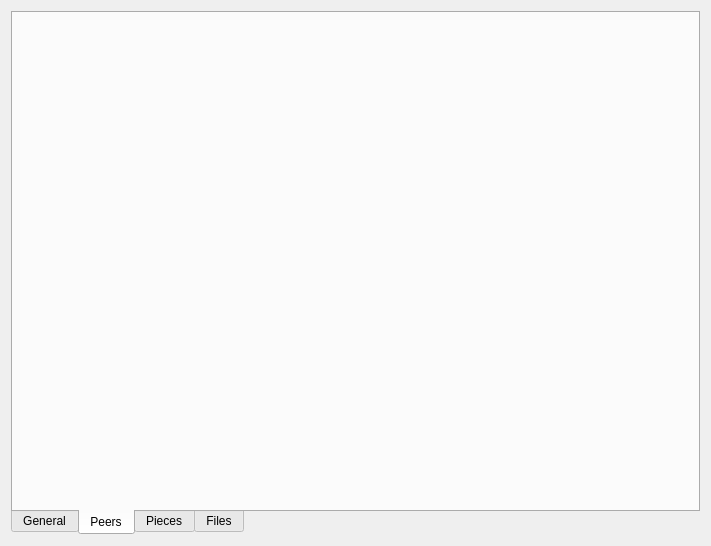
LubosD/fatrat, file TorrentDetailsForm.ui: the form before one commit.
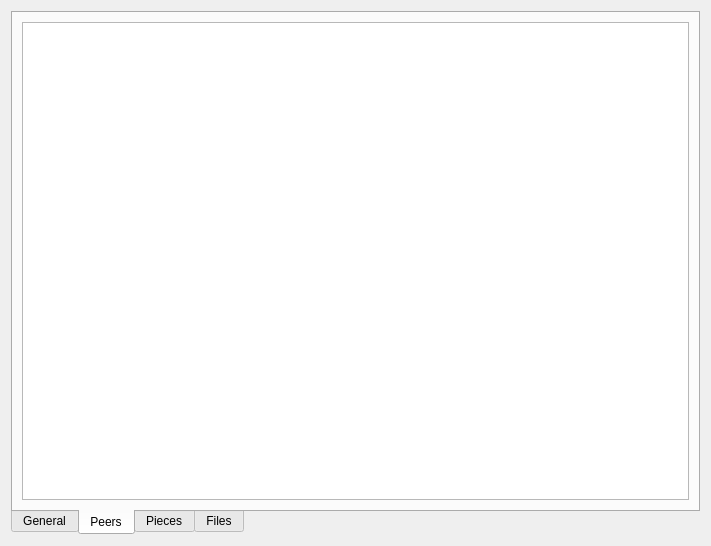
The form after the commit. The open tabs and pages were chosen to show the change. Custom widgets are drawn as their Qt base class.

Commit message: Added torrent peer info page

```diff
--- a/TorrentDetailsForm.ui
+++ b/TorrentDetailsForm.ui
@@ -180,6 +180,24 @@
       <attribute name="title" >
        <string>Peers</string>
       </attribute>
+      <layout class="QGridLayout" >
+       <item row="0" column="0" >
+        <widget class="QTreeView" name="treePeers" >
+         <property name="rootIsDecorated" >
+          <bool>false</bool>
+         </property>
+         <property name="uniformRowHeights" >
+          <bool>true</bool>
+         </property>
+         <property name="itemsExpandable" >
+          <bool>false</bool>
+         </property>
+         <property name="animated" >
+          <bool>true</bool>
+         </property>
+        </widget>
+       </item>
+      </layout>
      </widget>
      <widget class="QWidget" name="tab_3" >
       <attribute name="title" >
```
Left out of the diff: 2 changed lines with no effect on the pictures. The commit also changes 252 other files.
